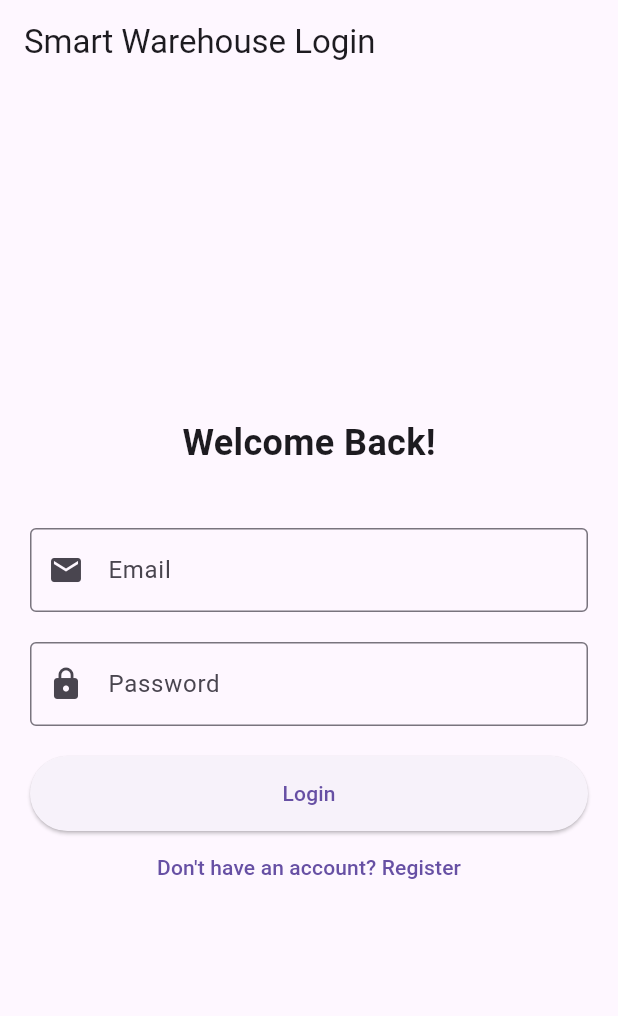
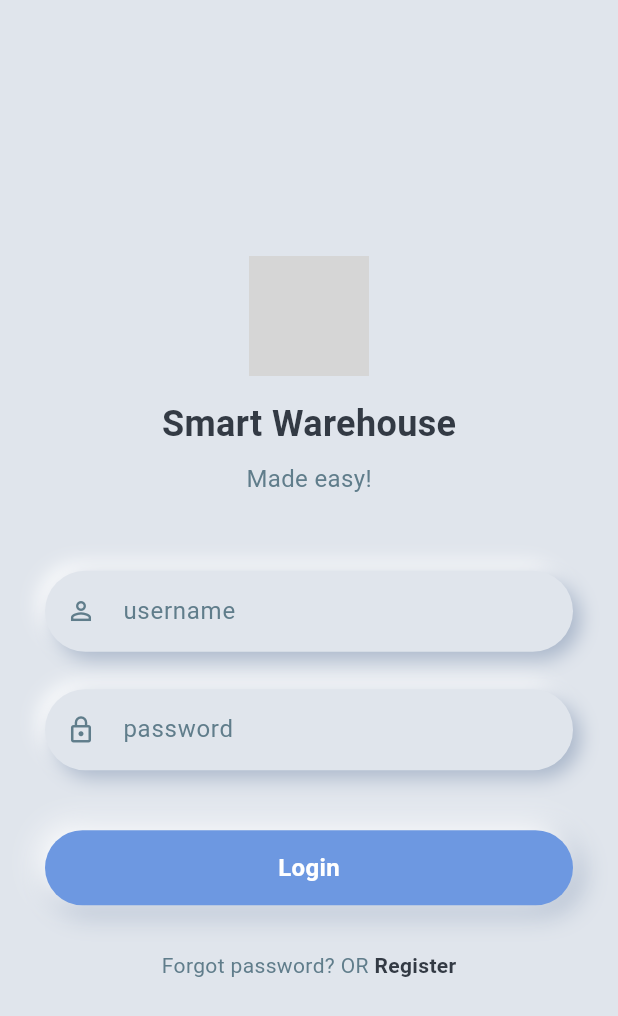
Before and after one commit to NgocLieu2204/smart_warehouse_manager, a Flutter app: the screen it shows after launch, on a phone screen of 412 x 824 dp. Shown: the top 1016 px of the screen. Run offline on Flutter 3.47's test engine with Material 3 defaults, Android fonts, the phone set to English and light mode, and no system bars; our stand-ins replace cloud_firestore, firebase_auth, firebase_core, flutter_bloc; accounts and stored records are empty; grey boxes are pictures that could not be loaded.

Commit message:
update frontend

```diff
--- a/lib/views/auth/login_screen.dart
+++ b/lib/views/auth/login_screen.dart
@@ -3,9 +3,11 @@ import 'package:flutter_bloc/flutter_bloc.dart';
 import '../../blocs/auth/auth_bloc.dart';
 import '../../blocs/auth/auth_event.dart';
 import '../../blocs/auth/auth_state.dart';
-import  '../../repositories/auth_repository.dart';
+import '../../repositories/auth_repository.dart';
 import '../../views/dashboard/dashboard_screen.dart';
 import '../../views/auth/register_screen.dart';
+// Assuming button.dart is now in lib/widgets/
+import '../../widgets/button.dart';
 
 class LoginPage extends StatefulWidget {
   const LoginPage({super.key});
@@ -24,7 +26,7 @@ class _LoginPageState extends State<LoginPage> {
     return BlocProvider(
       create: (_) => AuthBloc(AuthRepository()),
       child: Scaffold(
-        appBar: AppBar(title: const Text('Smart Warehouse Login')),
+        backgroundColor: const Color(0xFFE0E5EC), // Neumorphism background color
         body: BlocConsumer<AuthBloc, AuthState>(
           listener: (context, state) {
             if (state is AuthAuthenticated) {
@@ -41,51 +43,72 @@ class _LoginPageState extends State<LoginPage> {
           builder: (context, state) {
             bool isLoading = state is AuthLoading;
 
-            return Center(
+            return SafeArea(
+              child: Center(
                 child: SingleChildScrollView(
-                padding: const EdgeInsets.all(20.0),
+                  padding: const EdgeInsets.symmetric(horizontal: 30.0, vertical: 20.0),
                   child: Form(
                     key: _formKey,
                     child: Column(
                       mainAxisAlignment: MainAxisAlignment.center,
                       children: <Widget>[
-                      const Text(
-                        'Welcome Back!',
-                        style: TextStyle(
-                            fontSize: 24, fontWeight: FontWeight.bold),
-                      ),
-                      const SizedBox(height: 40),
-                      TextFormField(
-                        controller: _emailController,
-                        validator: (val) =>
-                            val!.isEmpty ? 'Enter an email' : null,
-                        decoration: const InputDecoration(
-                          prefixIcon: Icon(Icons.email),
-                          labelText: 'Email',
-                          border: OutlineInputBorder(),
+                        // Logo
+                        CircleAvatar(
+                          radius: 40,
+                          backgroundColor: Colors.transparent,
+                          child: ClipOval(
+                            child: Image.asset(
+                              'assets/warehouse_logo.png',
+                              // *** THAY ĐỔI Ở ĐÂY ***
+                              fit: BoxFit.contain, // Đổi từ .cover sang .contain
+                              width: 200,
+                              height: 200,
                             ),
                           ),
-                      const SizedBox(height: 20),
-                      TextFormField(
+                        ),
+                        const SizedBox(height: 15),
+                        const Text(
+                          'Smart Warehouse',
+                          style: TextStyle(
+                            fontSize: 24,
+                            fontWeight: FontWeight.bold,
+                            color: Color(0xFF333A44),
+                          ),
+                        ),
+                        const SizedBox(height: 8),
+                        const Text(
+                          'Made easy!',
+                          style: TextStyle(fontSize: 16, color: Colors.blueGrey),
+                        ),
+                        const SizedBox(height: 50),
+
+                        // Username/Email Text Field
+                        _buildNeumorphicTextField(
+                          controller: _emailController,
+                          hintText: 'username',
+                          icon: Icons.person_outline,
+                          validator: (val) => val!.isEmpty ? 'Please enter an email' : null,
+                        ),
+                        const SizedBox(height: 25),
+
+                        // Password Text Field
+                        _buildNeumorphicTextField(
                           controller: _passwordController,
+                          hintText: 'password',
+                          icon: Icons.lock_outline,
                           obscureText: true,
                           validator: (val) => val!.length < 6
                               ? 'Enter a password 6+ chars long'
                               : null,
-                        decoration: const InputDecoration(
-                          prefixIcon: Icon(Icons.lock),
-                          labelText: 'Password',
-                          border: OutlineInputBorder(),
                         ),
-                      ),
-                      const SizedBox(height: 20),
-                      isLoading
-                          ? const CircularProgressIndicator()
-                          : ElevatedButton(
-                              style: ElevatedButton.styleFrom(
-                                minimumSize: const Size(double.infinity, 50),
-                              ),
-                              onPressed: () {
+                        const SizedBox(height: 40),
+
+                        // Login Button
+                        if (isLoading)
+                          const CircularProgressIndicator()
+                        else
+                          NeumorphicButton(
+                            onTap: () {
                               if (_formKey.currentState!.validate()) {
                                 context.read<AuthBloc>().add(
                                       LoginRequested(
@@ -95,19 +118,46 @@ class _LoginPageState extends State<LoginPage> {
                                     );
                               }
                             },
-                              child: const Text('Login'),
+                            backgroundColor: const Color(0xFF6D98E1),
+                            child: const Text(
+                              'Login',
+                              style: TextStyle(
+                                fontWeight: FontWeight.bold,
+                                fontSize: 16,
+                                color: Colors.white,
                               ),
-                      TextButton(
-                        onPressed: () {
+                            ),
+                          ),
+                        const SizedBox(height: 30),
+
+                        // Footer text
+                        Row(
+                          mainAxisAlignment: MainAxisAlignment.center,
+                          children: [
+                            const Text(
+                              'Forgot password? ',
+                              style: TextStyle(color: Colors.blueGrey),
+                            ),
+                            const Text("OR ", style: TextStyle(color: Colors.blueGrey),),
+                            GestureDetector(
+                              onTap: () {
                                 Navigator.of(context).push(
                                   MaterialPageRoute(
                                       builder: (_) => const RegisterScreen()),
                                 );
                               },
                               child: const Text(
-                            'Don\'t have an account? Register'),
-                      )
+                                'Register',
+                                style: TextStyle(
+                                  fontWeight: FontWeight.bold,
+                                  color: Color(0xFF333A44),
+                                ),
+                              ),
+                            ),
                           ],
+                        ),
+                      ],
+                    ),
                   ),
                 ),
               ),
@@ -117,4 +167,47 @@ class _LoginPageState extends State<LoginPage> {
       ),
     );
   }
+
+  // Widget builder for Neumorphic Text Fields
+  Widget _buildNeumorphicTextField({
+    required TextEditingController controller,
+    required String hintText,
+    required IconData icon,
+    bool obscureText = false,
+    String? Function(String?)? validator,
+  }) {
+    return Container(
+      decoration: BoxDecoration(
+        color: const Color(0xFFE0E5EC),
+        borderRadius: BorderRadius.circular(30),
+        boxShadow: const [
+          BoxShadow(
+            color: Color.fromRGBO(255, 255, 255, 0.9),
+            offset: Offset(-5, -5),
+            blurRadius: 10,
+            spreadRadius: 0,
+          ),
+           BoxShadow(
+            color: Color.fromRGBO(163, 177, 198, 0.9),
+            offset: Offset(5, 5),
+            blurRadius: 10,
+            spreadRadius: 0,
+          ),
+        ],
+      ),
+      child: TextFormField(
+        controller: controller,
+        obscureText: obscureText,
+        validator: validator,
+        textAlignVertical: TextAlignVertical.center,
+        decoration: InputDecoration(
+          hintText: hintText,
+          hintStyle: const TextStyle(color: Colors.blueGrey),
+          prefixIcon: Icon(icon, color: Colors.blueGrey, size: 20),
+          border: InputBorder.none,
+          contentPadding: const EdgeInsets.symmetric(vertical: 15, horizontal: 20),
+        ),
+      ),
+    );
   }
+}
--- /dev/null
+++ b/lib/widgets/button.dart
@@ -0,0 +1,52 @@
+import 'package:flutter/material.dart';
+
+class NeumorphicButton extends StatelessWidget {
+  final VoidCallback onTap;
+  final Widget child;
+  final double height;
+  final double width;
+  final Color backgroundColor;
+  final BorderRadius borderRadius;
+
+  const NeumorphicButton({
+    super.key,
+    required this.onTap,
+    required this.child,
+    this.height = 50,
+    this.width = double.infinity,
+    this.backgroundColor = const Color(0xFFE0E5EC),
+    BorderRadius? borderRadius,
+  }) : borderRadius = borderRadius ?? const BorderRadius.all(Radius.circular(25));
+
+  @override
+  Widget build(BuildContext context) {
+    return GestureDetector(
+      onTap: onTap,
+      child: Container(
+        width: width,
+        height: height,
+        decoration: BoxDecoration(
+          color: backgroundColor,
+          borderRadius: borderRadius,
+          boxShadow: const [
+            // Shadow tối ở dưới/phải tạo hiệu ứng nổi
+            BoxShadow(
+              color: Color(0xFFA3B1C6),
+              offset: Offset(4, 4),
+              blurRadius: 15,
+              spreadRadius: 1,
+            ),
+            // Shadow sáng ở trên/trái
+            BoxShadow(
+              color: Colors.white,
+              offset: Offset(-4, -4),
+              blurRadius: 15,
+              spreadRadius: 1,
+            ),
+          ],
+        ),
+        child: Center(child: child),
+      ),
+    );
+  }
+}
```
Also changed, not shown: lib/assets/warehouse_logo.png (added). Lines whose indentation alone changed are shown as unchanged.
